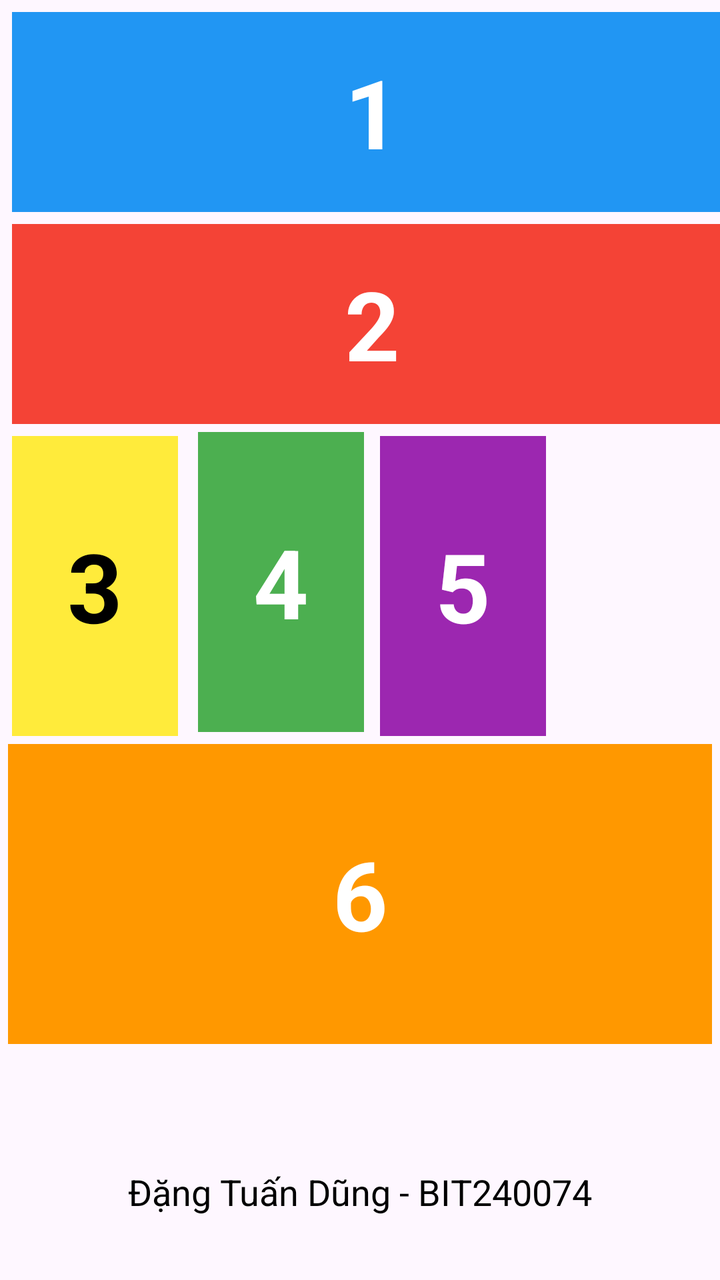
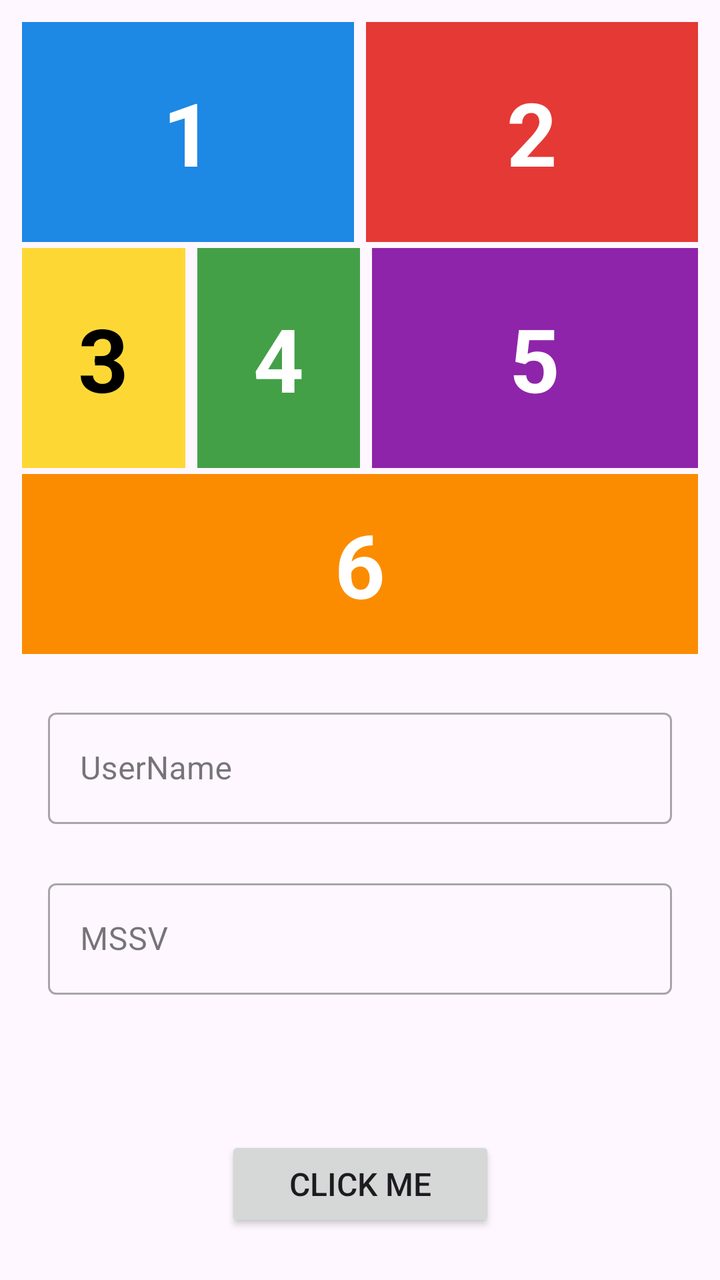

The first picture is an Android layout as it rendered before a commit; the second is the same layout after the commit. The layout source and the unified diff follow.
<!-- AndroidManifest.xml: application theme Theme.MyApplication -->
<!-- res/layout/activity_main.xml -->
<?xml version="1.0" encoding="utf-8"?>
<androidx.constraintlayout.widget.ConstraintLayout xmlns:android="http://schemas.android.com/apk/res/android"
    xmlns:app="http://schemas.android.com/apk/res-auto"
    xmlns:tools="http://schemas.android.com/tools"
    android:id="@+id/main"
    android:layout_width="match_parent"
    android:layout_height="match_parent"
    tools:context=".MainActivity">

    <TextView
        android:id="@+id/box1"
        android:layout_width="0dp"
        android:layout_height="100dp"
        android:layout_margin="6dp"
        android:background="@color/blue_box"
        android:gravity="center"
        android:text="1"
        android:textColor="@color/white"
        android:textSize="48sp"
        android:textStyle="bold"
        app:layout_constraintWidth_percent="1"
        app:layout_constraintStart_toStartOf="parent"
        app:layout_constraintTop_toTopOf="parent" />

    <TextView
        android:id="@+id/box2"
        android:layout_width="0dp"
        android:layout_height="100dp"
        android:layout_margin="6dp"
        android:background="@color/red_box"
        android:gravity="center"
        android:text="2"
        android:textColor="@color/white"
        android:textSize="48sp"
        android:textStyle="bold"
        app:layout_constraintWidth_percent="1"
        app:layout_constraintStart_toStartOf="parent"
        app:layout_constraintTop_toBottomOf="@+id/box1" />

    <TextView
        android:id="@+id/box3"
        android:layout_width="0dp"
        android:layout_height="150dp"
        android:layout_margin="6dp"
        android:background="@color/yellow_box"
        android:gravity="center"
        android:text="3"
        android:textColor="@color/black"
        android:textSize="48sp"
        android:textStyle="bold"
        app:layout_constraintEnd_toStartOf="@+id/box4"
        app:layout_constraintHorizontal_weight="1"
        app:layout_constraintStart_toStartOf="parent"
        app:layout_constraintTop_toBottomOf="@+id/box2" />

    <TextView
        android:id="@+id/box4"
        android:layout_width="0dp"
        android:layout_height="150dp"
        android:layout_margin="4dp"
        android:layout_marginStart="8dp"
        android:layout_marginBottom="5dp"
        android:background="@color/green_box"
        android:gravity="center"
        android:text="4"
        android:textColor="@color/white"
        android:textSize="48sp"
        android:textStyle="bold"
        app:layout_constraintBottom_toTopOf="@+id/box6"
        app:layout_constraintEnd_toStartOf="@+id/box5"
        app:layout_constraintHorizontal_weight="1"
        app:layout_constraintStart_toEndOf="@+id/box3"
        app:layout_constraintTop_toBottomOf="@+id/box2"
        app:layout_constraintVertical_bias="0.0" />

    <TextView
        android:id="@+id/box5"
        android:layout_width="0dp"
        android:layout_height="150dp"
        android:layout_margin="4dp"
        android:layout_marginBottom="5dp"
        android:background="@color/purple_box"
        android:gravity="center"
        android:text="5"
        android:textColor="@color/white"
        android:textSize="48sp"
        android:textStyle="bold"
        app:layout_constraintBottom_toTopOf="@+id/box6"
        app:layout_constraintEnd_toStartOf="@+id/spacer"
        app:layout_constraintHorizontal_weight="1"
        app:layout_constraintStart_toEndOf="@+id/box4"
        app:layout_constraintTop_toBottomOf="@+id/box2"
        app:layout_constraintVertical_bias="1.0" />

    <View
        android:id="@+id/spacer"
        android:layout_width="0dp"
        android:layout_height="0dp"
        app:layout_constraintBottom_toBottomOf="@+id/box5"
        app:layout_constraintEnd_toEndOf="parent"
        app:layout_constraintHorizontal_weight="1"
        app:layout_constraintStart_toEndOf="@+id/box5"
        app:layout_constraintTop_toTopOf="@+id/box5" />

    <TextView
        android:id="@+id/box6"
        android:layout_width="0dp"
        android:layout_height="150dp"
        android:layout_margin="4dp"
        android:background="@color/orange_box"
        android:gravity="center"
        android:text="6"
        android:textColor="@color/white"
        android:textSize="48sp"
        android:textStyle="bold"
        app:layout_constraintEnd_toEndOf="parent"
        app:layout_constraintStart_toStartOf="parent"
        app:layout_constraintTop_toBottomOf="@+id/box3" />

    <TextView
        android:id="@+id/footerText"
        android:layout_width="wrap_content"
        android:layout_height="wrap_content"
        android:layout_marginBottom="32dp"
        android:text="Đặng Tuấn Dũng - BIT240074"
        android:textColor="@color/black"
        android:textSize="18sp"
        app:layout_constraintBottom_toBottomOf="parent"
        app:layout_constraintEnd_toEndOf="parent"
        app:layout_constraintStart_toStartOf="parent" />

</androidx.constraintlayout.widget.ConstraintLayout>
<!-- resources referenced by this layout -->
<resources>
  <color name="black">#FF000000</color>
  <color name="blue_box">#2196F3</color>
  <color name="green_box">#4CAF50</color>
  <color name="orange_box">#FF9800</color>
  <color name="purple_box">#9C27B0</color>
  <color name="red_box">#F44336</color>
  <color name="white">#FFFFFFFF</color>
  <color name="yellow_box">#FFEB3B</color>
  <style name="Theme.MyApplication" parent="Base.Theme.MyApplication" />
  <style name="Base.Theme.MyApplication" parent="Theme.Material3.DayNight.NoActionBar">
          
          
      </style>
</resources>

<!-- the commit's change to res/layout/activity_main.xml (unified diff, before → after) -->
@@ -5,126 +5,161 @@
     android:id="@+id/main"
     android:layout_width="match_parent"
     android:layout_height="match_parent"
+    android:padding="8dp"
     tools:context=".MainActivity">
 
+    
     <TextView
         android:id="@+id/box1"
         android:layout_width="0dp"
-        android:layout_height="100dp"
-        android:layout_margin="6dp"
-        android:background="@color/blue_box"
+        android:layout_height="110dp"
+        android:layout_margin="3dp"
+        android:background="@drawable/bg_blue_box"
         android:gravity="center"
-        android:text="1"
+        android:text="@string/box_1"
         android:textColor="@color/white"
-        android:textSize="48sp"
+        android:textSize="44sp"
         android:textStyle="bold"
-        app:layout_constraintWidth_percent="1"
+        app:layout_constraintEnd_toStartOf="@+id/box2"
+        app:layout_constraintHorizontal_weight="1"
         app:layout_constraintStart_toStartOf="parent"
         app:layout_constraintTop_toTopOf="parent" />
 
     <TextView
         android:id="@+id/box2"
         android:layout_width="0dp"
-        android:layout_height="100dp"
-        android:layout_margin="6dp"
-        android:background="@color/red_box"
+        android:layout_height="110dp"
+        android:layout_margin="3dp"
+        android:background="@drawable/bg_red_box"
         android:gravity="center"
-        android:text="2"
+        android:text="@string/box_2"
         android:textColor="@color/white"
-        android:textSize="48sp"
+        android:textSize="44sp"
         android:textStyle="bold"
-        app:layout_constraintWidth_percent="1"
+        app:layout_constraintEnd_toEndOf="parent"
+        app:layout_constraintHorizontal_weight="1"
+        app:layout_constraintStart_toEndOf="@+id/box1"
+        app:layout_constraintTop_toTopOf="parent" />
+
+    
+    <TextView
+        android:id="@+id/box3"
+        android:layout_width="0dp"
+        android:layout_height="110dp"
+        android:layout_margin="3dp"
+        android:background="@drawable/bg_yellow_box"
+        android:gravity="center"
+        android:text="@string/box_3"
+        android:textColor="@color/black"
+        android:textSize="44sp"
+        android:textStyle="bold"
+        app:layout_constraintEnd_toStartOf="@+id/box4"
+        app:layout_constraintHorizontal_weight="1"
         app:layout_constraintStart_toStartOf="parent"
         app:layout_constraintTop_toBottomOf="@+id/box1" />
 
     <TextView
-        android:id="@+id/box3"
-        android:layout_width="0dp"
-        android:layout_height="150dp"
-        android:layout_margin="6dp"
-        android:background="@color/yellow_box"
-        android:gravity="center"
-        android:text="3"
-        android:textColor="@color/black"
-        android:textSize="48sp"
-        android:textStyle="bold"
-        app:layout_constraintEnd_toStartOf="@+id/box4"
-        app:layout_constraintHorizontal_weight="1"
-        app:layout_constraintStart_toStartOf="parent"
-        app:layout_constraintTop_toBottomOf="@+id/box2" />
-
-    <TextView
         android:id="@+id/box4"
         android:layout_width="0dp"
-        android:layout_height="150dp"
-        android:layout_margin="4dp"
-        android:layout_marginStart="8dp"
-        android:layout_marginBottom="5dp"
-        android:background="@color/green_box"
+        android:layout_height="110dp"
+        android:layout_margin="3dp"
+        android:background="@drawable/bg_green_box"
         android:gravity="center"
-        android:text="4"
+        android:text="@string/box_4"
         android:textColor="@color/white"
-        android:textSize="48sp"
+        android:textSize="44sp"
         android:textStyle="bold"
-        app:layout_constraintBottom_toTopOf="@+id/box6"
         app:layout_constraintEnd_toStartOf="@+id/box5"
         app:layout_constraintHorizontal_weight="1"
         app:layout_constraintStart_toEndOf="@+id/box3"
-        app:layout_constraintTop_toBottomOf="@+id/box2"
-        app:layout_constraintVertical_bias="0.0" />
+        app:layout_constraintTop_toBottomOf="@+id/box1" />
 
     <TextView
         android:id="@+id/box5"
         android:layout_width="0dp"
-        android:layout_height="150dp"
-        android:layout_margin="4dp"
-        android:layout_marginBottom="5dp"
-        android:background="@color/purple_box"
+        android:layout_height="110dp"
+        android:layout_margin="3dp"
+        android:background="@drawable/bg_purple_box"
         android:gravity="center"
-        android:text="5"
+        android:text="@string/box_5"
         android:textColor="@color/white"
-        android:textSize="48sp"
+        android:textSize="44sp"
         android:textStyle="bold"
-        app:layout_constraintBottom_toTopOf="@+id/box6"
-        app:layout_constraintEnd_toStartOf="@+id/spacer"
-        app:layout_constraintHorizontal_weight="1"
+        app:layout_constraintEnd_toEndOf="parent"
+        app:layout_constraintHorizontal_weight="2"
         app:layout_constraintStart_toEndOf="@+id/box4"
-        app:layout_constraintTop_toBottomOf="@+id/box2"
-        app:layout_constraintVertical_bias="1.0" />
+        app:layout_constraintTop_toBottomOf="@+id/box1" />
 
-    <View
-        android:id="@+id/spacer"
-        android:layout_width="0dp"
-        android:layout_height="0dp"
-        app:layout_constraintBottom_toBottomOf="@+id/box5"
-        app:layout_constraintEnd_toEndOf="parent"
-        app:layout_constraintHorizontal_weight="1"
-        app:layout_constraintStart_toEndOf="@+id/box5"
-        app:layout_constraintTop_toTopOf="@+id/box5" />
-
+    
     <TextView
         android:id="@+id/box6"
         android:layout_width="0dp"
-        android:layout_height="150dp"
-        android:layout_margin="4dp"
-        android:background="@color/orange_box"
+        android:layout_height="90dp"
+        android:layout_margin="3dp"
+        android:background="@drawable/bg_orange_box"
         android:gravity="center"
-        android:text="6"
+        android:text="@string/box_6"
         android:textColor="@color/white"
-        android:textSize="48sp"
+        android:textSize="44sp"
         android:textStyle="bold"
         app:layout_constraintEnd_toEndOf="parent"
         app:layout_constraintStart_toStartOf="parent"
         app:layout_constraintTop_toBottomOf="@+id/box3" />
 
-    <TextView
-        android:id="@+id/footerText"
+    
+    <com.google.android.material.textfield.TextInputLayout
+        android:id="@+id/tilUserName"
+        style="@style/Widget.MaterialComponents.TextInputLayout.OutlinedBox"
+        android:layout_width="0dp"
+        android:layout_height="wrap_content"
+        android:layout_marginStart="16dp"
+        android:layout_marginTop="24dp"
+        android:layout_marginEnd="16dp"
+        android:hint="@string/username_hint"
+        app:errorEnabled="true"
+        app:layout_constraintEnd_toEndOf="parent"
+        app:layout_constraintStart_toStartOf="parent"
+        app:layout_constraintTop_toBottomOf="@+id/box6">
+
+        <com.google.android.material.textfield.TextInputEditText
+            android:id="@+id/etUserName"
+            android:layout_width="match_parent"
+            android:layout_height="wrap_content"
+            android:inputType="textPersonName"
+            android:maxLines="1" />
+    </com.google.android.material.textfield.TextInputLayout>
+
+    <com.google.android.material.textfield.TextInputLayout
+        android:id="@+id/tilMssv"
+        style="@style/Widget.MaterialComponents.TextInputLayout.OutlinedBox"
+        android:layout_width="0dp"
+        android:layout_height="wrap_content"
+        android:layout_marginStart="16dp"
+        android:layout_marginTop="4dp"
+        android:layout_marginEnd="16dp"
+        android:hint="@string/mssv_hint"
+        app:errorEnabled="true"
+        app:layout_constraintEnd_toEndOf="parent"
+        app:layout_constraintStart_toStartOf="parent"
+        app:layout_constraintTop_toBottomOf="@+id/tilUserName">
+
+        <com.google.android.material.textfield.TextInputEditText
+            android:id="@+id/etMssv"
+            android:layout_width="match_parent"
+            android:layout_height="wrap_content"
+            android:inputType="text"
+            android:maxLines="1" />
+    </com.google.android.material.textfield.TextInputLayout>
+
+    <Button
+        android:id="@+id/btnClickMe"
         android:layout_width="wrap_content"
         android:layout_height="wrap_content"
-        android:layout_marginBottom="32dp"
-        android:text="Đặng Tuấn Dũng - BIT240074"
-        android:textColor="@color/black"
-        android:textSize="18sp"
+        android:layout_marginBottom="16dp"
+        android:paddingHorizontal="32dp"
+        android:paddingVertical="12dp"
+        android:text="@string/click_me"
+        android:textSize="16sp"
         app:layout_constraintBottom_toBottomOf="parent"
         app:layout_constraintEnd_toEndOf="parent"
         app:layout_constraintStart_toStartOf="parent" />
<!-- resource entries referenced after the edit -->
@@ -1,14 +1,65 @@
 <!-- resources referenced by this layout -->
 <resources>
   <color name="black">#FF000000</color>
-  <color name="blue_box">#2196F3</color>
-  <color name="green_box">#4CAF50</color>
-  <color name="orange_box">#FF9800</color>
-  <color name="purple_box">#9C27B0</color>
-  <color name="red_box">#F44336</color>
   <color name="white">#FFFFFFFF</color>
-  <color name="yellow_box">#FFEB3B</color>
+  <!-- drawable bg_blue_box (drawable) -->
+  <?xml version="1.0" encoding="utf-8"?>
+  <shape xmlns:android="http://schemas.android.com/apk/res/android"
+      android:shape="rectangle">
+      <solid android:color="@color/blue_box" />
+      <corners android:radius="0dp" />
+  </shape>
+  <!-- drawable bg_green_box (drawable) -->
+  <?xml version="1.0" encoding="utf-8"?>
+  <shape xmlns:android="http://schemas.android.com/apk/res/android"
+      android:shape="rectangle">
+      <solid android:color="@color/green_box" />
+      <corners android:radius="0dp" />
+  </shape>
+  <!-- drawable bg_orange_box (drawable) -->
+  <?xml version="1.0" encoding="utf-8"?>
+  <shape xmlns:android="http://schemas.android.com/apk/res/android"
+      android:shape="rectangle">
+      <solid android:color="@color/orange_box" />
+      <corners android:radius="0dp" />
+  </shape>
+  <!-- drawable bg_purple_box (drawable) -->
+  <?xml version="1.0" encoding="utf-8"?>
+  <shape xmlns:android="http://schemas.android.com/apk/res/android"
+      android:shape="rectangle">
+      <solid android:color="@color/purple_box" />
+      <corners android:radius="0dp" />
+  </shape>
+  <!-- drawable bg_red_box (drawable) -->
+  <?xml version="1.0" encoding="utf-8"?>
+  <shape xmlns:android="http://schemas.android.com/apk/res/android"
+      android:shape="rectangle">
+      <solid android:color="@color/red_box" />
+      <corners android:radius="0dp" />
+  </shape>
+  <!-- drawable bg_yellow_box (drawable) -->
+  <?xml version="1.0" encoding="utf-8"?>
+  <shape xmlns:android="http://schemas.android.com/apk/res/android"
+      android:shape="rectangle">
+      <solid android:color="@color/yellow_box" />
+      <corners android:radius="0dp" />
+  </shape>
+  <string name="box_1">1</string>
+  <string name="box_2">2</string>
+  <string name="box_3">3</string>
+  <string name="box_4">4</string>
+  <string name="box_5">5</string>
+  <string name="box_6">6</string>
+  <string name="click_me">Click me</string>
+  <string name="mssv_hint">MSSV</string>
+  <string name="username_hint">UserName</string>
   <style name="Theme.MyApplication" parent="Base.Theme.MyApplication" />
+  <color name="blue_box">#1E88E5</color>
+  <color name="green_box">#43A047</color>
+  <color name="orange_box">#FB8C00</color>
+  <color name="purple_box">#8E24AA</color>
+  <color name="red_box">#E53935</color>
+  <color name="yellow_box">#FDD835</color>
   <style name="Base.Theme.MyApplication" parent="Theme.Material3.DayNight.NoActionBar">
           
           
